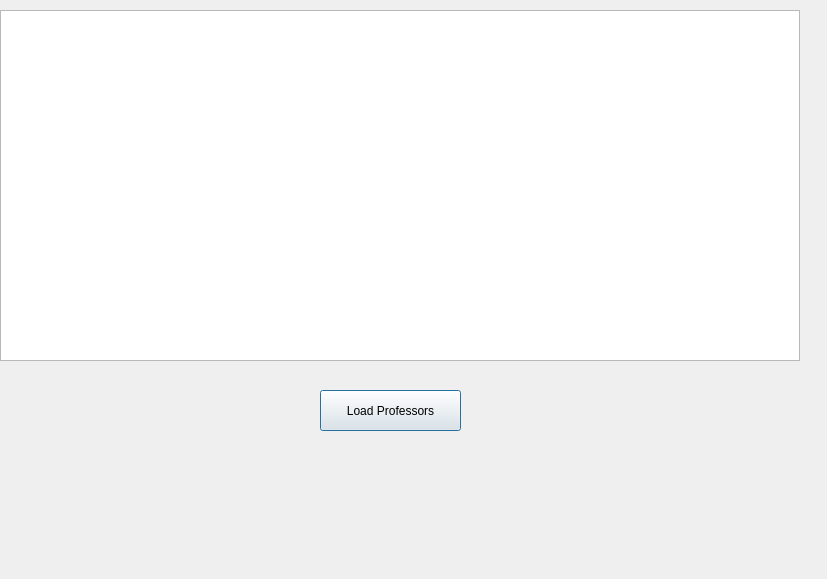
First picture: the form in bms/view_professor.ui, repository MythicSTR/bms-project, before the edit.
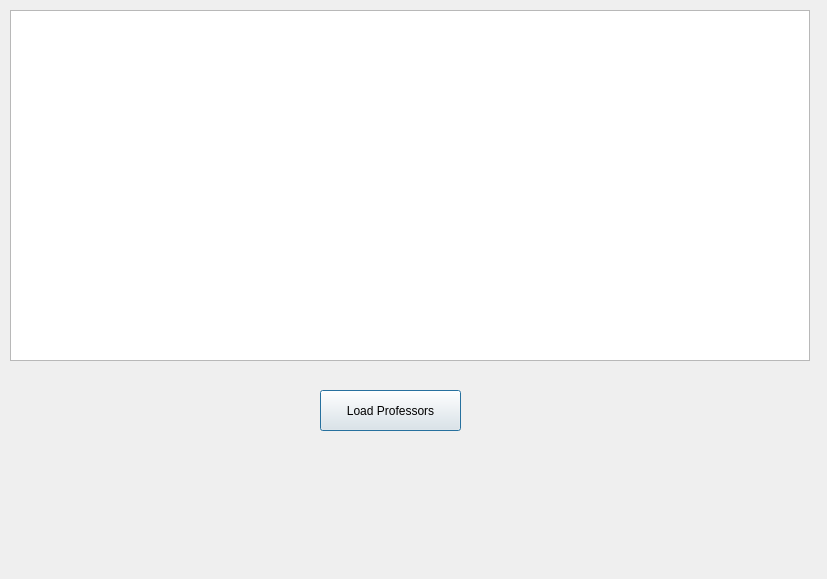
Second picture: the form after the edit. Icons and pictures are not drawn.

The edit to the form file:
```diff
--- a/bms/view_professor.ui
+++ b/bms/view_professor.ui
@@ -22,12 +22,18 @@
   <widget class="QTableView" name="vp_table">
    <property name="geometry">
     <rect>
-     <x>0</x>
+     <x>10</x>
      <y>10</y>
      <width>800</width>
      <height>351</height>
     </rect>
    </property>
+   <property name="styleSheet">
+    <string notr="true"/>
+   </property>
+   <attribute name="horizontalHeaderStretchLastSection">
+    <bool>true</bool>
+   </attribute>
   </widget>
   <widget class="QPushButton" name="vp_load">
    <property name="geometry">
```
Left out of the diff: 10 changed lines with no effect on the pictures.
